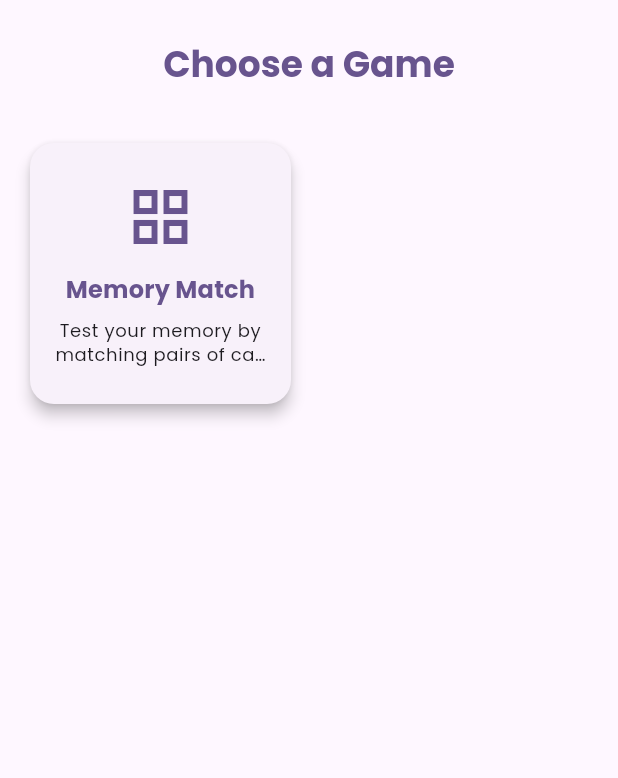
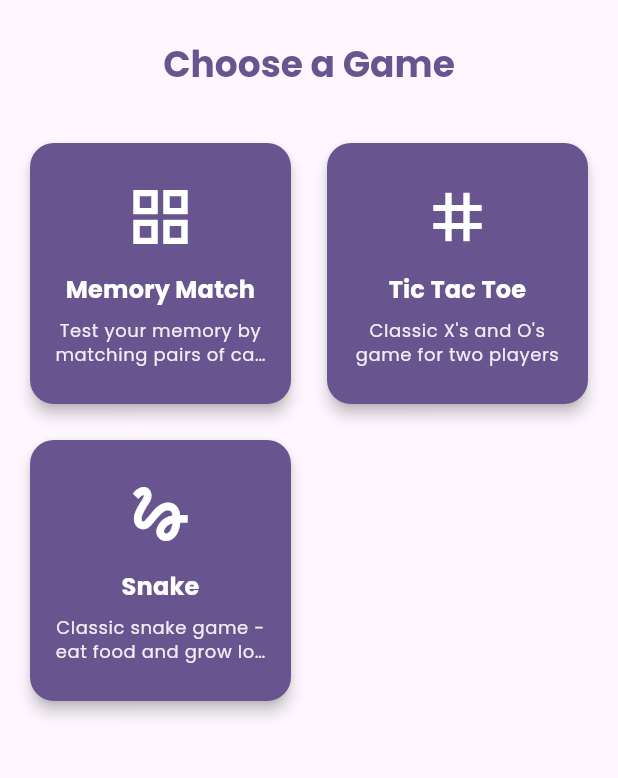
Before and after one commit to siva-I/offline_games_hub, a Flutter app: the screen it shows after launch, on a phone screen of 412 x 824 dp, the part 67-845 px from its top. Run offline on Flutter 3.47's test engine with Material 3 defaults, Android fonts, the phone set to English and light mode, and no system bars; our stand-ins replace google_fonts, shared_preferences; missing offline and left inert: shared_preferences.dart.

Commit message:
feat: Add Tic Tac Toe game and improve game components - Add Tic Tac Toe game implementation - Add GameCompleteOverlay widget for game completion - Update Memory Match screen with confetti animation - Update GameTile widget with improved styling - Update HomePage with new game tiles - Update project documentation

```diff
--- a/lib/features/games/widgets/game_tile.dart
+++ b/lib/features/games/widgets/game_tile.dart
@@ -18,6 +18,9 @@ class GameTile extends StatelessWidget {
 
     return Card(
       elevation: 4,
+      color: isDark
+        ? theme.colorScheme.primary.withOpacity(0.8)
+        : theme.colorScheme.primary,
       shape: RoundedRectangleBorder(
         borderRadius: BorderRadius.circular(16),
       ),
@@ -32,18 +35,14 @@ class GameTile extends StatelessWidget {
               Icon(
                 _getGameIcon(game.id),
                 size: 48,
-                color: isDark
-                  ? theme.colorScheme.secondary
-                  : theme.colorScheme.primary,
+                color: theme.colorScheme.onPrimary,
               ),
               const SizedBox(height: 12),
               Text(
                 game.name,
                 style: theme.textTheme.titleMedium?.copyWith(
                   fontWeight: FontWeight.bold,
-                  color: isDark
-                    ? theme.colorScheme.onSurface
-                    : theme.colorScheme.primary,
+                  color: theme.colorScheme.onPrimary,
                 ),
                 textAlign: TextAlign.center,
               ),
@@ -51,9 +50,7 @@ class GameTile extends StatelessWidget {
               Text(
                 game.description,
                 style: theme.textTheme.bodySmall?.copyWith(
-                  color: isDark
-                    ? theme.colorScheme.onSurface.withOpacity(0.8)
-                    : theme.colorScheme.onSurface,
+                  color: theme.colorScheme.onPrimary.withOpacity(0.9),
                 ),
                 textAlign: TextAlign.center,
                 maxLines: 2,
--- a/lib/features/home/presentation/pages/home_page.dart
+++ b/lib/features/home/presentation/pages/home_page.dart
@@ -3,6 +3,8 @@ import 'package:provider/provider.dart';
 import 'package:offline_games_hub/providers/theme_provider.dart';
 import 'package:offline_games_hub/core/widgets/app_button.dart';
 import 'package:offline_games_hub/features/games/screens/memory_match_screen.dart';
+import 'package:offline_games_hub/features/games/screens/tic_tac_toe_screen.dart';
+import 'package:offline_games_hub/features/games/screens/snake_screen.dart';
 import 'package:offline_games_hub/features/games/widgets/game_tile.dart';
 import 'package:offline_games_hub/features/games/models/game.dart';
 
@@ -113,7 +115,7 @@ class HomePage extends StatelessWidget {
             ),
             ListTile(
               leading: Icon(
-                Icons.memory,
+                Icons.grid_view,
                 color: theme.colorScheme.primary,
               ),
               title: Text(
@@ -128,6 +130,48 @@ class HomePage extends StatelessWidget {
                   context,
                   MaterialPageRoute(
                     builder: (context) => const MemoryMatchScreen(),
+                  ),
+                );
+              },
+            ),
+            ListTile(
+              leading: Icon(
+                Icons.grid_3x3,
+                color: theme.colorScheme.primary,
+              ),
+              title: Text(
+                'Tic Tac Toe',
+                style: TextStyle(
+                  color: theme.colorScheme.onSurface,
+                ),
+              ),
+              onTap: () {
+                Navigator.pop(context);
+                Navigator.push(
+                  context,
+                  MaterialPageRoute(
+                    builder: (context) => const TicTacToeScreen(),
+                  ),
+                );
+              },
+            ),
+            ListTile(
+              leading: Icon(
+                Icons.sports_esports,
+                color: theme.colorScheme.primary,
+              ),
+              title: Text(
+                'Snake',
+                style: TextStyle(
+                  color: theme.colorScheme.onSurface,
+                ),
+              ),
+              onTap: () {
+                Navigator.pop(context);
+                Navigator.push(
+                  context,
+                  MaterialPageRoute(
+                    builder: (context) => const SnakeScreen(),
                   ),
                 );
               },
@@ -215,7 +259,36 @@ class HomePage extends StatelessWidget {
                       );
                     },
                   ),
-                  // Add more game tiles here as new games are implemented
+                  GameTile(
+                    game: Game(
+                      id: 'tic_tac_toe',
+                      name: 'Tic Tac Toe',
+                      description: 'Classic X\'s and O\'s game for two players',
+                    ),
+                    onTap: () {
+                      Navigator.push(
+                        context,
+                        MaterialPageRoute(
+                          builder: (context) => const TicTacToeScreen(),
+                        ),
+                      );
+                    },
+                  ),
+                  GameTile(
+                    game: Game(
+                      id: 'snake',
+                      name: 'Snake',
+                      description: 'Classic snake game - eat food and grow longer!',
+                    ),
+                    onTap: () {
+                      Navigator.push(
+                        context,
+                        MaterialPageRoute(
+                          builder: (context) => const SnakeScreen(),
+                        ),
+                      );
+                    },
+                  ),
                 ],
               ),
             ),
```
Also changed, not shown: lib/core/widgets/game_complete_overlay.dart (added, +63 -0 lines), lib/features/games/models/tic_tac_toe_game.dart (added, +80 -0 lines), lib/features/games/screens/memory_match_screen.dart (+5 -57 lines), lib/features/games/screens/tic_tac_toe_screen.dart (added, +141 -0 lines), 2 other files.
